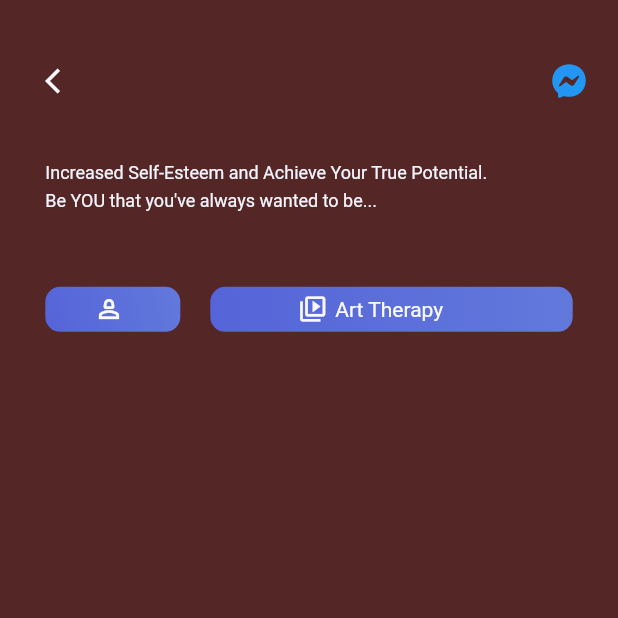
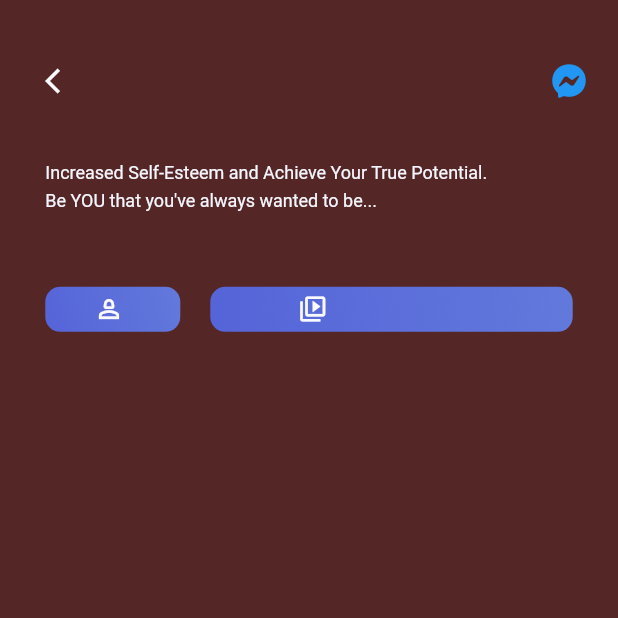
Before and after one commit to AungBoMyint/shwethirikhit, a Flutter app: the VideoInfo screen opened directly with empty values, on a phone screen of 412 x 824 dp, the top half of it. Run offline on Flutter 3.47's test engine with Material 2 defaults, Android fonts, the phone set to English and light mode, and no system bars; our stand-ins replace audioplayers, better_player, cached_network_image, carousel_slider, chewie, cloud_firestore and 24 more; missing offline and left inert: cloud_firestore_web, cloud_functions_web, connectivity_plus_web, firebase_auth_web, firebase_core_web, firebase_messaging_web and 6 more; accounts and stored records are empty.

Commit message:
fix therapy category

```diff
--- a/lib/therapy/therapy_video.dart
+++ b/lib/therapy/therapy_video.dart
@@ -11,8 +11,9 @@ import '../model/therapy_video.dart';
 import "colors.dart" as color;
 
 class VideoInfo extends StatefulWidget {
+  final String categoryName;
   final List<TherapyVideo> videoList;
-  const VideoInfo({Key? key, required this.videoList}) : super(key: key);
+  const VideoInfo({Key? key, required this.videoList,required this.categoryName,}) : super(key: key);
 
   @override
   _VideoInfoState createState() => _VideoInfoState();
@@ -255,7 +256,7 @@ class _VideoInfoState extends State<VideoInfo> {
                                           Container(
                                             width: 100,
                                             child: Text(
-                                              "Art Therapy",
+                                              widget.categoryName,
                                               overflow: TextOverflow.fade,
                                               maxLines: 1,
                                               softWrap: false,
```
Also changed, not shown: lib/therapy/therapy.dart (+7 -3 lines).
